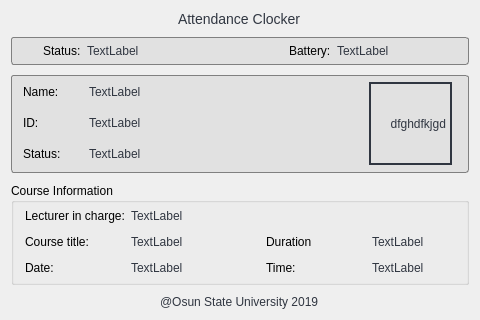
Old version of the form mainwindow.ui in the repository OyeyemiFagbohun/delLater.
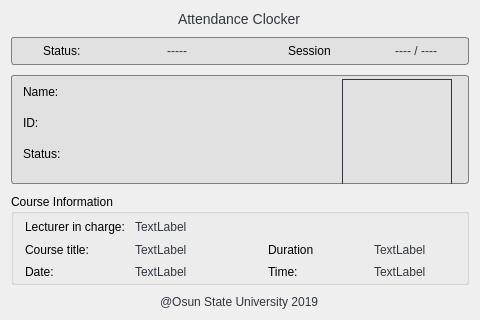
New version of the form.

Diff of the .ui file:
```diff
--- a/mainwindow.ui
+++ b/mainwindow.ui
@@ -115,7 +115,10 @@
           </size>
          </property>
          <property name="text">
-          <string>TextLabel</string>
+          <string>-----</string>
+         </property>
+         <property name="alignment">
+          <set>Qt::AlignRight|Qt::AlignTrailing|Qt::AlignVCenter</set>
          </property>
         </widget>
        </item>
@@ -150,7 +153,7 @@
           <string notr="true">color: black;</string>
          </property>
          <property name="text">
-          <string>Battery:</string>
+          <string>Session</string>
          </property>
         </widget>
        </item>
@@ -168,8 +171,14 @@
            <height>20</height>
           </size>
          </property>
+         <property name="layoutDirection">
+          <enum>Qt::LeftToRight</enum>
+         </property>
          <property name="text">
-          <string>TextLabel</string>
+          <string>---- / ----</string>
+         </property>
+         <property name="alignment">
+          <set>Qt::AlignRight|Qt::AlignTrailing|Qt::AlignVCenter</set>
          </property>
         </widget>
        </item>
@@ -217,7 +226,7 @@
         <number>3</number>
        </property>
        <property name="bottomMargin">
-        <number>3</number>
+        <number>6</number>
        </property>
        <item>
         <layout class="QFormLayout" name="formLayout">
@@ -245,6 +254,12 @@
          </item>
          <item row="0" column="1">
           <widget class="QLabel" name="label_2">
+           <property name="sizePolicy">
+            <sizepolicy hsizetype="Expanding" vsizetype="Preferred">
+             <horstretch>0</horstretch>
+             <verstretch>0</verstretch>
+            </sizepolicy>
+           </property>
            <property name="minimumSize">
             <size>
              <width>0</width>
@@ -258,7 +273,7 @@
             </size>
            </property>
            <property name="text">
-            <string>TextLabel</string>
+            <string/>
            </property>
           </widget>
          </item>
@@ -287,6 +302,12 @@
          </item>
          <item row="1" column="1">
           <widget class="QLabel" name="label_4">
+           <property name="sizePolicy">
+            <sizepolicy hsizetype="Expanding" vsizetype="Preferred">
+             <horstretch>0</horstretch>
+             <verstretch>0</verstretch>
+            </sizepolicy>
+           </property>
            <property name="minimumSize">
             <size>
              <width>0</width>
@@ -300,7 +321,7 @@
             </size>
            </property>
            <property name="text">
-            <string>TextLabel</string>
+            <string/>
            </property>
           </widget>
          </item>
@@ -328,6 +349,12 @@
          </item>
          <item row="2" column="1">
           <widget class="QLabel" name="label_6">
+           <property name="sizePolicy">
+            <sizepolicy hsizetype="Expanding" vsizetype="Preferred">
+             <horstretch>0</horstretch>
+             <verstretch>0</verstretch>
+            </sizepolicy>
+           </property>
            <property name="minimumSize">
             <size>
              <width>0</width>
@@ -341,37 +368,24 @@
             </size>
            </property>
            <property name="text">
-            <string>TextLabel</string>
+            <string/>
            </property>
           </widget>
          </item>
         </layout>
        </item>
-       <item>
-        <spacer name="horizontalSpacer_6">
-         <property name="orientation">
-          <enum>Qt::Horizontal</enum>
-         </property>
-         <property name="sizeHint" stdset="0">
-          <size>
-           <width>135</width>
-           <height>20</height>
-          </size>
-         </property>
-        </spacer>
-       </item>
-       <item>
-        <widget class="QLabel" name="label_7">
+       <item alignment="Qt::AlignHCenter|Qt::AlignVCenter">
+        <widget class="QLabel" name="passport">
          <property name="minimumSize">
           <size>
-           <width>83</width>
-           <height>83</height>
+           <width>110</width>
+           <height>110</height>
           </size>
          </property>
          <property name="maximumSize">
           <size>
-           <width>83</width>
-           <height>83</height>
+           <width>110</width>
+           <height>110</height>
           </size>
          </property>
          <property name="frameShape">
@@ -381,13 +395,13 @@
           <enum>QFrame::Plain</enum>
          </property>
          <property name="lineWidth">
-          <number>2</number>
+          <number>1</number>
          </property>
          <property name="midLineWidth">
           <number>0</number>
          </property>
          <property name="text">
-          <string>     dfghdfkjgd</string>
+          <string/>
          </property>
         </widget>
        </item>
@@ -444,7 +458,7 @@
          </property>
          <property name="maximumSize">
           <size>
-           <width>100</width>
+           <width>16777215</width>
            <height>20</height>
           </size>
          </property>
```
